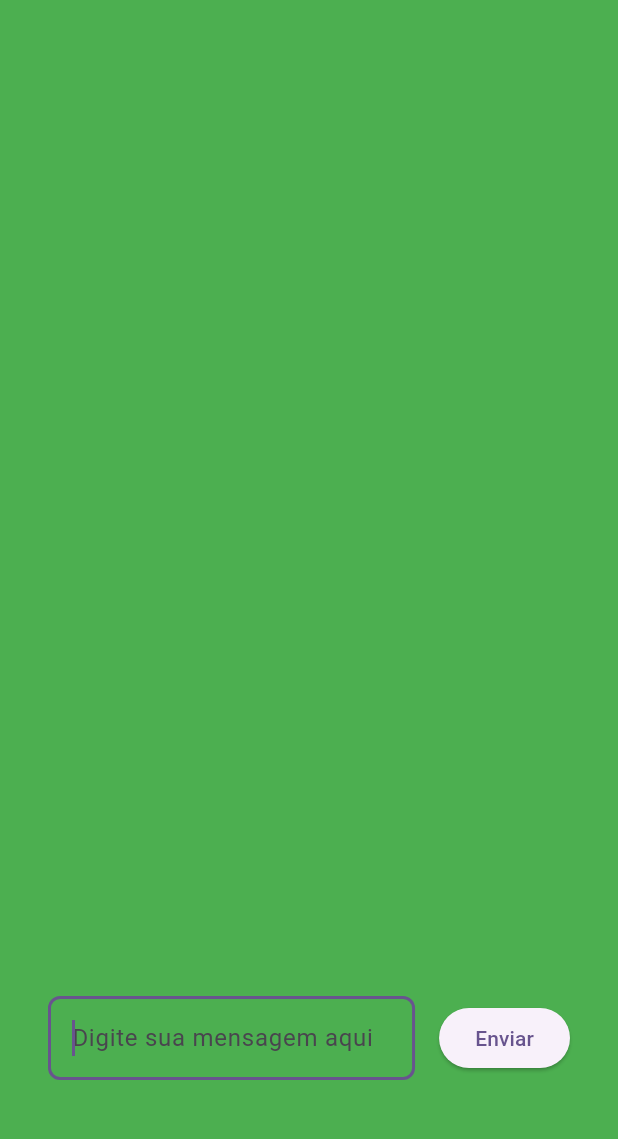
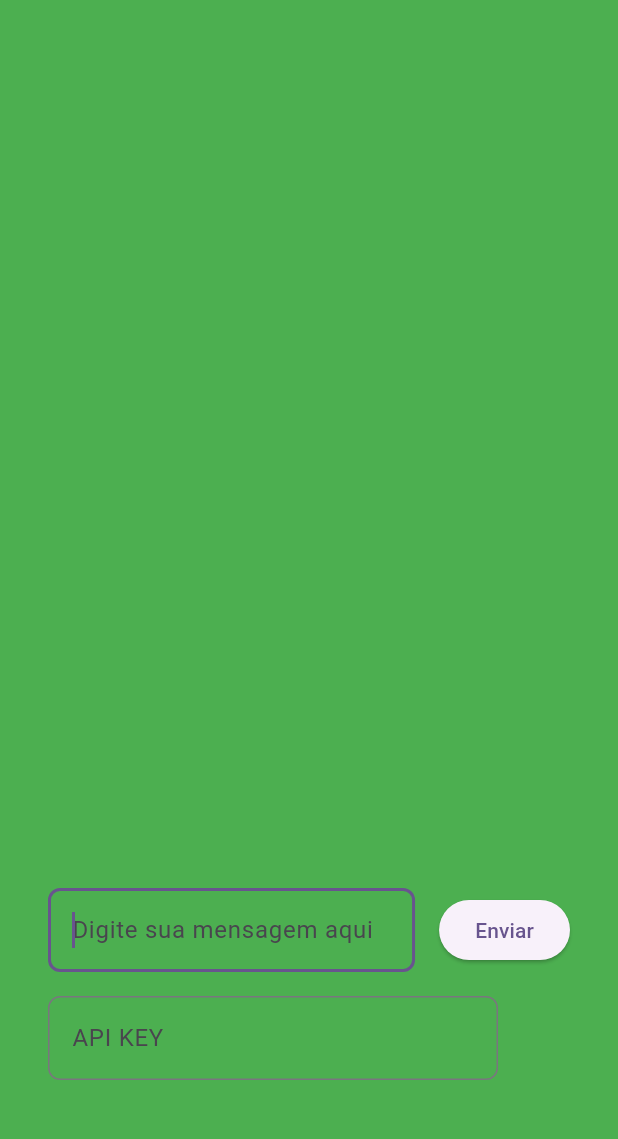
Before and after one commit to RaphaelRat/flutter-gpt, a Flutter app: the screen it shows after launch, after a tap on "Enviar", after a tap on the "delete" icon, on a phone screen of 412 x 824 dp, the part 84-1223 px from its top. Run offline on Flutter 3.47's test engine with Material 3 defaults, Android fonts, the phone set to English and light mode, and no system bars; our stand-ins replace get; network calls fail.

Commit message:
add apikey handler

```diff
--- a/lib/api.dart
+++ b/lib/api.dart
@@ -2,10 +2,10 @@ import 'package:flutter/foundation.dart';
 import 'package:http/http.dart' as http;
 import 'dart:convert';
 
-Future<String> fetchChatGPTResponse(String prompt) async {
+Future<String> fetchChatGPTResponse(String prompt, String apiKey) async {
   final response = await http.post(
     Uri.parse('https://api.openai.com/v1/chat/completions'),
-    headers: {'Content-Type': 'application/json', 'Authorization': 'Bearer <MINHA-CHAVE>'},
+    headers: {'Content-Type': 'application/json', 'Authorization': 'Bearer $apiKey'},
     body: jsonEncode({
       'model': 'gpt-3.5-turbo',
       'messages': [
--- a/lib/home_page.dart
+++ b/lib/home_page.dart
@@ -8,16 +8,19 @@ class HomePage extends StatelessWidget {
   @override
   Widget build(BuildContext context) {
     final controller = TextEditingController();
+    final apiController = TextEditingController();
     final minhasMsg = <String>[].obs;
     final chatMsg = <String>[].obs;
     final FocusNode focusNode = FocusNode();
+    final showApi = true.obs;
 
     void sendMessage() async {
+      showApi.value = false;
       minhasMsg.add(controller.text);
       final msg = controller.text;
       controller.clear();
       focusNode.requestFocus();
-      chatMsg.add(await fetchChatGPTResponse(msg));
+      chatMsg.add(await fetchChatGPTResponse(msg, apiController.text));
     }
 
     return Scaffold(
@@ -30,6 +33,7 @@ class HomePage extends StatelessWidget {
               onPressed: () {
                 minhasMsg.clear();
                 chatMsg.clear();
+                showApi.value = true;
               },
               icon: const Icon(Icons.delete))
         ],
@@ -40,6 +44,7 @@ class HomePage extends StatelessWidget {
           color: Colors.green,
           width: 720,
           child: Column(
+            crossAxisAlignment: CrossAxisAlignment.start,
             children: [
               Expanded(
                 child: Obx(() => ListView.builder(
@@ -87,6 +92,22 @@ class HomePage extends StatelessWidget {
                   ),
                 ],
               ),
+              Obx(() => showApi.value
+                  ? Container(
+                      margin: const EdgeInsets.only(top: 16),
+                      width: 300,
+                      child: TextField(
+                        textInputAction: TextInputAction.send,
+                        controller: apiController,
+                        decoration: InputDecoration(
+                          hintText: "API KEY",
+                          border: OutlineInputBorder(
+                            borderRadius: BorderRadius.circular(8.0),
+                          ),
+                        ),
+                      ),
+                    )
+                  : Container()),
               const SizedBox(height: 16),
             ],
           ),
```
